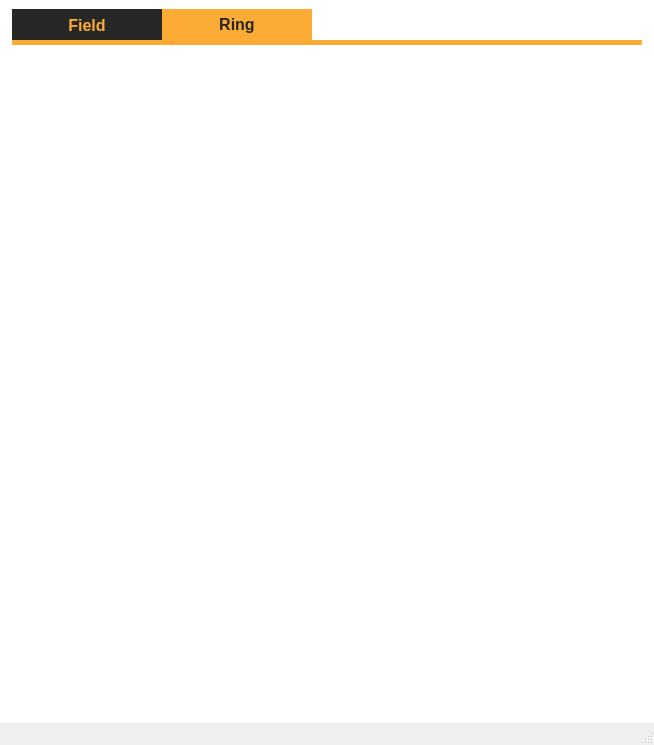
Old version of the form gui/mainwindow.ui in the repository yevkk/polynomial-calculus.
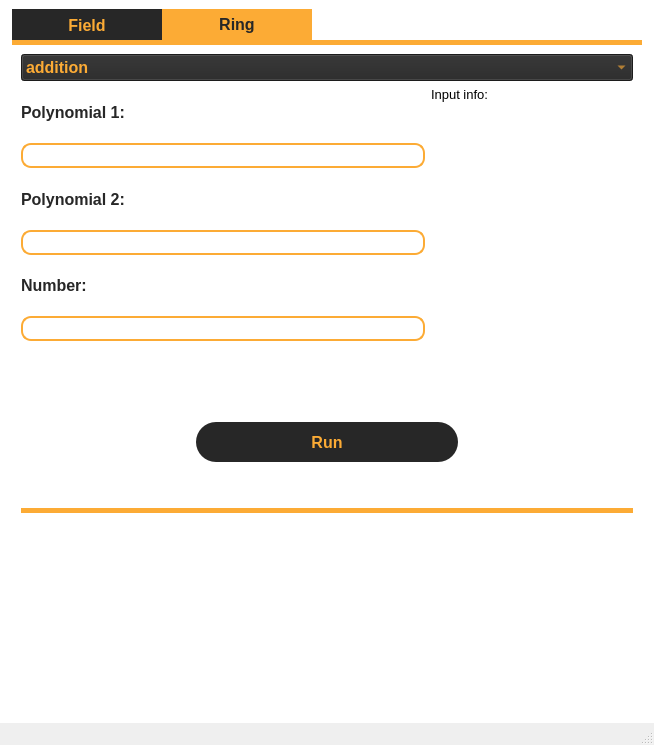
New version of the form. The open tabs and pages were chosen to show the change.

Commit message: ring tab

Patch:
```diff
--- a/gui/mainwindow.ui
+++ b/gui/mainwindow.ui
@@ -666,6 +666,295 @@
            <attribute name="title">
             <string>Ring</string>
            </attribute>
+           <layout class="QVBoxLayout" name="verticalLayout_5" stretch="1,5,1,0,3">
+            <item>
+             <widget class="QComboBox" name="ringActionSelect">
+              <property name="font">
+               <font>
+                <family>Segoe UI</family>
+                <pointsize>12</pointsize>
+                <weight>75</weight>
+                <bold>true</bold>
+               </font>
+              </property>
+              <property name="styleSheet">
+               <string notr="true">color: #fcab35; background: #272727;</string>
+              </property>
+              <item>
+               <property name="text">
+                <string>addition</string>
+               </property>
+              </item>
+              <item>
+               <property name="text">
+                <string>subtraction</string>
+               </property>
+              </item>
+              <item>
+               <property name="text">
+                <string>multiplication</string>
+               </property>
+              </item>
+              <item>
+               <property name="text">
+                <string>div/mod</string>
+               </property>
+              </item>
+              <item>
+               <property name="text">
+                <string>gcd</string>
+               </property>
+              </item>
+              <item>
+               <property name="text">
+                <string>cyclotomic polynomial</string>
+               </property>
+              </item>
+              <item>
+               <property name="text">
+                <string>cyclotomic factorization</string>
+               </property>
+              </item>
+              <item>
+               <property name="text">
+                <string>normalize</string>
+               </property>
+              </item>
+              <item>
+               <property name="text">
+                <string>evaluate</string>
+               </property>
+              </item>
+              <item>
+               <property name="text">
+                <string>derivative</string>
+               </property>
+              </item>
+             </widget>
+            </item>
+            <item>
+             <layout class="QHBoxLayout" name="inputRingHolder" stretch="2,1">
+              <item>
+               <layout class="QVBoxLayout" name="verticalLayout_4" stretch="2,2,2,2,2,2,3">
+                <item>
+                 <widget class="QLabel" name="polynomial1RingLabel">
+                  <property name="font">
+                   <font>
+                    <family>Segoe UI</family>
+                    <pointsize>12</pointsize>
+                    <weight>75</weight>
+                    <bold>true</bold>
+                   </font>
+                  </property>
+                  <property name="styleSheet">
+                   <string notr="true">color: #272727;</string>
+                  </property>
+                  <property name="text">
+                   <string>Polynomial 1:</string>
+                  </property>
+                 </widget>
+                </item>
+                <item>
+                 <widget class="QLineEdit" name="polynomial1RingLine">
+                  <property name="font">
+                   <font>
+                    <family>Segoe UI</family>
+                    <pointsize>12</pointsize>
+                   </font>
+                  </property>
+                  <property name="styleSheet">
+                   <string notr="true">color: #272727;</string>
+                  </property>
+                 </widget>
+                </item>
+                <item>
+                 <widget class="QLabel" name="polynomial2RingLabel">
+                  <property name="font">
+                   <font>
+                    <family>Segoe UI</family>
+                    <pointsize>12</pointsize>
+                    <weight>75</weight>
+                    <bold>true</bold>
+                   </font>
+                  </property>
+                  <property name="styleSheet">
+                   <string notr="true">color: #272727;</string>
+                  </property>
+                  <property name="text">
+                   <string>Polynomial 2:</string>
+                  </property>
+                 </widget>
+                </item>
+                <item>
+                 <widget class="QLineEdit" name="polynomial2RingLine">
+                  <property name="font">
+                   <font>
+                    <family>Segoe UI</family>
+                    <pointsize>12</pointsize>
+                   </font>
+                  </property>
+                  <property name="styleSheet">
+                   <string notr="true">color: #272727;</string>
+                  </property>
+                 </widget>
+                </item>
+                <item>
+                 <widget class="QLabel" name="label_6">
+                  <property name="font">
+                   <font>
+                    <family>Segoe UI</family>
+                    <pointsize>12</pointsize>
+                    <weight>75</weight>
+                    <bold>true</bold>
+                   </font>
+                  </property>
+                  <property name="styleSheet">
+                   <string notr="true">color: #272727;</string>
+                  </property>
+                  <property name="text">
+                   <string>Number:</string>
+                  </property>
+                 </widget>
+                </item>
+                <item>
+                 <widget class="QLineEdit" name="numRingLine">
+                  <property name="font">
+                   <font>
+                    <family>Segoe UI</family>
+                    <pointsize>12</pointsize>
+                   </font>
+                  </property>
+                  <property name="styleSheet">
+                   <string notr="true">color: #272727;</string>
+                  </property>
+                 </widget>
+                </item>
+                <item>
+                 <spacer name="verticalSpacer_3">
+                  <property name="orientation">
+                   <enum>Qt::Vertical</enum>
+                  </property>
+                  <property name="sizeHint" stdset="0">
+                   <size>
+                    <width>20</width>
+                    <height>40</height>
+                   </size>
+                  </property>
+                 </spacer>
+                </item>
+               </layout>
+              </item>
+              <item>
+               <widget class="QLabel" name="ringInputInfoLabel">
+                <property name="sizePolicy">
+                 <sizepolicy hsizetype="Preferred" vsizetype="Preferred">
+                  <horstretch>0</horstretch>
+                  <verstretch>0</verstretch>
+                 </sizepolicy>
+                </property>
+                <property name="font">
+                 <font>
+                  <family>Segoe UI</family>
+                  <pointsize>10</pointsize>
+                 </font>
+                </property>
+                <property name="styleSheet">
+                 <string notr="true"/>
+                </property>
+                <property name="text">
+                 <string>Input info:</string>
+                </property>
+                <property name="alignment">
+                 <set>Qt::AlignLeading|Qt::AlignLeft|Qt::AlignTop</set>
+                </property>
+                <property name="margin">
+                 <number>8</number>
+                </property>
+               </widget>
+              </item>
+             </layout>
+            </item>
+            <item>
+             <layout class="QHBoxLayout" name="ringRunBtnHolder" stretch="2,3,2">
+              <item>
+               <spacer name="horizontalSpacer_7">
+                <property name="orientation">
+                 <enum>Qt::Horizontal</enum>
+                </property>
+                <property name="sizeHint" stdset="0">
+                 <size>
+                  <width>40</width>
+                  <height>20</height>
+                 </size>
+                </property>
+               </spacer>
+              </item>
+              <item>
+               <widget class="QPushButton" name="runRingBtn">
+                <property name="font">
+                 <font>
+                  <family>Segoe UI</family>
+                  <pointsize>12</pointsize>
+                  <weight>75</weight>
+                  <bold>true</bold>
+                 </font>
+                </property>
+                <property name="text">
+                 <string>Run</string>
+                </property>
+               </widget>
+              </item>
+              <item>
+               <spacer name="horizontalSpacer_8">
+                <property name="orientation">
+                 <enum>Qt::Horizontal</enum>
+                </property>
+                <property name="sizeHint" stdset="0">
+                 <size>
+                  <width>40</width>
+                  <height>20</height>
+                 </size>
+                </property>
+               </spacer>
+              </item>
+             </layout>
+            </item>
+            <item>
+             <spacer name="verticalSpacer_4">
+              <property name="orientation">
+               <enum>Qt::Vertical</enum>
+              </property>
+              <property name="sizeHint" stdset="0">
+               <size>
+                <width>20</width>
+                <height>40</height>
+               </size>
+              </property>
+             </spacer>
+            </item>
+            <item>
+             <widget class="QLabel" name="ringResultLabel">
+              <property name="font">
+               <font>
+                <family>Segoe UI</family>
+                <pointsize>12</pointsize>
+               </font>
+              </property>
+              <property name="styleSheet">
+               <string notr="true">color: #272727; border-top: 5px solid #fcab35;</string>
+              </property>
+              <property name="text">
+               <string/>
+              </property>
+              <property name="alignment">
+               <set>Qt::AlignLeading|Qt::AlignLeft|Qt::AlignTop</set>
+              </property>
+              <property name="margin">
+               <number>10</number>
+              </property>
+             </widget>
+            </item>
+           </layout>
           </widget>
          </widget>
         </item>
```
Left out of the diff: 4 changed lines with no effect on the pictures. The commit also changes 2 other files.
